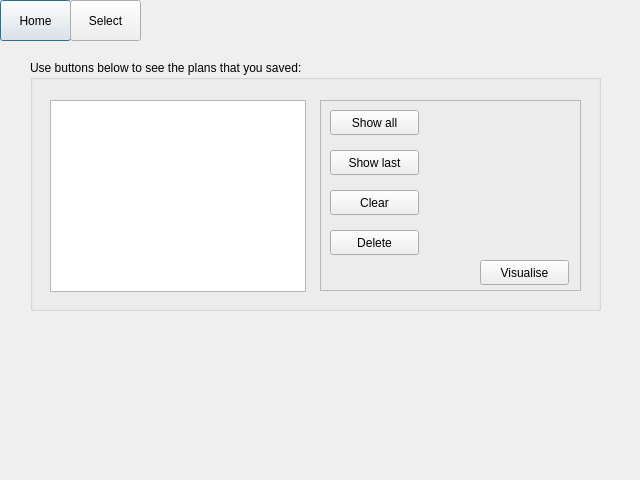
Old version of the form selection.ui in the repository ariannabettin/FYPArianna.
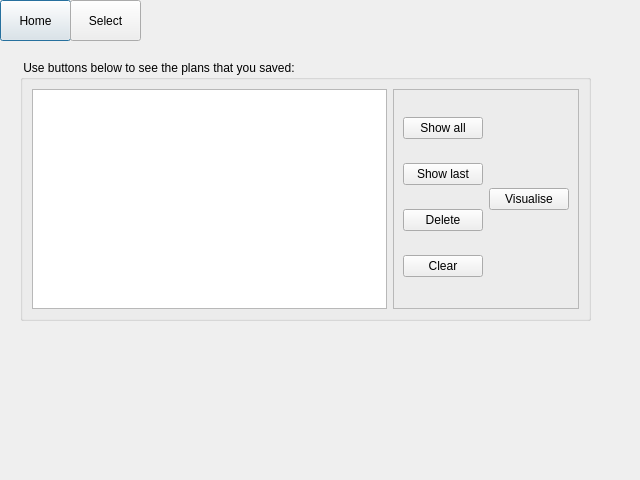
New version of the form.

```diff
--- a/selection.ui
+++ b/selection.ui
@@ -42,106 +42,75 @@
   <widget class="QGroupBox" name="groupBox">
    <property name="geometry">
     <rect>
-     <x>30</x>
+     <x>20</x>
      <y>60</y>
      <width>571</width>
-     <height>251</height>
+     <height>261</height>
     </rect>
    </property>
    <property name="title">
-    <string>Use buttons below to see the plans that you saved:</string>
+    <string> Use buttons below to see the plans that you saved:</string>
    </property>
-   <widget class="QListWidget" name="list">
-    <property name="geometry">
-     <rect>
-      <x>20</x>
-      <y>40</y>
-      <width>256</width>
-      <height>192</height>
-     </rect>
-    </property>
-   </widget>
+   <layout class="QVBoxLayout" name="verticalLayout_2">
+    <item>
+     <layout class="QHBoxLayout" name="horizontalLayout_2">
+      <item>
+       <widget class="QListWidget" name="list"/>
+      </item>
+      <item>
    <widget class="QFrame" name="frame">
-    <property name="geometry">
-     <rect>
-      <x>290</x>
-      <y>40</y>
-      <width>261</width>
-      <height>191</height>
-     </rect>
-    </property>
     <property name="frameShape">
      <enum>QFrame::StyledPanel</enum>
     </property>
     <property name="frameShadow">
      <enum>QFrame::Raised</enum>
     </property>
+        <layout class="QHBoxLayout" name="horizontalLayout">
+         <item>
+          <layout class="QVBoxLayout" name="verticalLayout">
+           <item>
     <widget class="QPushButton" name="showAllButton">
-     <property name="geometry">
-      <rect>
-       <x>10</x>
-       <y>10</y>
-       <width>89</width>
-       <height>25</height>
-      </rect>
-     </property>
      <property name="text">
       <string>Show all</string>
      </property>
     </widget>
+           </item>
+           <item>
     <widget class="QPushButton" name="showLastButton">
-     <property name="geometry">
-      <rect>
-       <x>10</x>
-       <y>50</y>
-       <width>89</width>
-       <height>25</height>
-      </rect>
-     </property>
      <property name="text">
       <string>Show last</string>
      </property>
     </widget>
+           </item>
+           <item>
     <widget class="QPushButton" name="deleteButton">
-     <property name="geometry">
-      <rect>
-       <x>10</x>
-       <y>130</y>
-       <width>89</width>
-       <height>25</height>
-      </rect>
-     </property>
      <property name="text">
       <string>Delete</string>
      </property>
     </widget>
+           </item>
+           <item>
     <widget class="QPushButton" name="clearButton">
-     <property name="geometry">
-      <rect>
-       <x>10</x>
-       <y>90</y>
-       <width>89</width>
-       <height>25</height>
-      </rect>
-     </property>
      <property name="text">
       <string>Clear</string>
      </property>
     </widget>
+           </item>
+          </layout>
+         </item>
+         <item>
     <widget class="QPushButton" name="visualiseButton">
-     <property name="geometry">
-      <rect>
-       <x>160</x>
-       <y>160</y>
-       <width>89</width>
-       <height>25</height>
-      </rect>
-     </property>
      <property name="text">
       <string>Visualise</string>
      </property>
     </widget>
-   </widget>
+         </item>
+        </layout>
+       </widget>
+      </item>
+     </layout>
+    </item>
+   </layout>
   </widget>
  </widget>
  <resources/>
```
Lines whose indentation alone changed are shown as unchanged.
